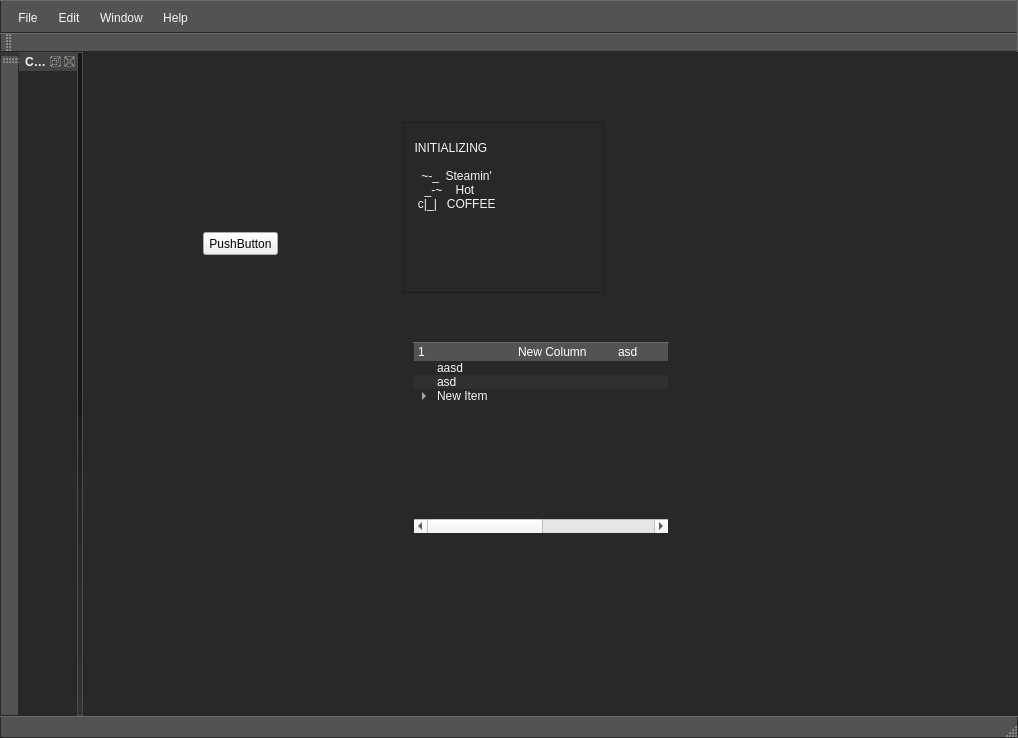
This is Source/GUI/MainWindow.ui in Adelost/Ultimate-Coffee as Qt 5 draws it before an edit. The edited form follows.
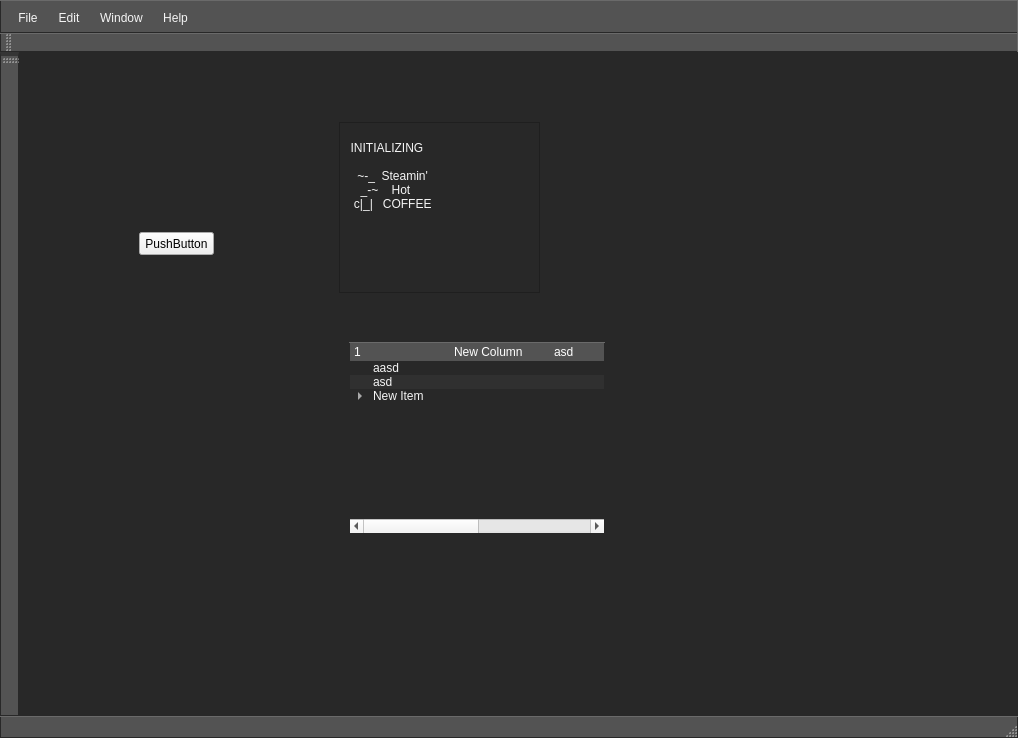
This is the edited form. Icons and pictures are not drawn.

```diff
--- a/Source/GUI/MainWindow.ui
+++ b/Source/GUI/MainWindow.ui
@@ -552,15 +552,6 @@
    <addaction name="menuWindow"/>
    <addaction name="menuHelp"/>
   </widget>
-  <widget class="QDockWidget" name="dockWidget">
-   <property name="windowTitle">
-    <string>Coffee</string>
-   </property>
-   <attribute name="dockWidgetArea">
-    <number>1</number>
-   </attribute>
-   <widget class="QWidget" name="dockWidgetContents"/>
-  </widget>
   <action name="actionReset_Layout">
    <property name="checkable">
     <bool>false</bool>
```
Left out of the diff: 6 changed lines with no effect on the pictures.
